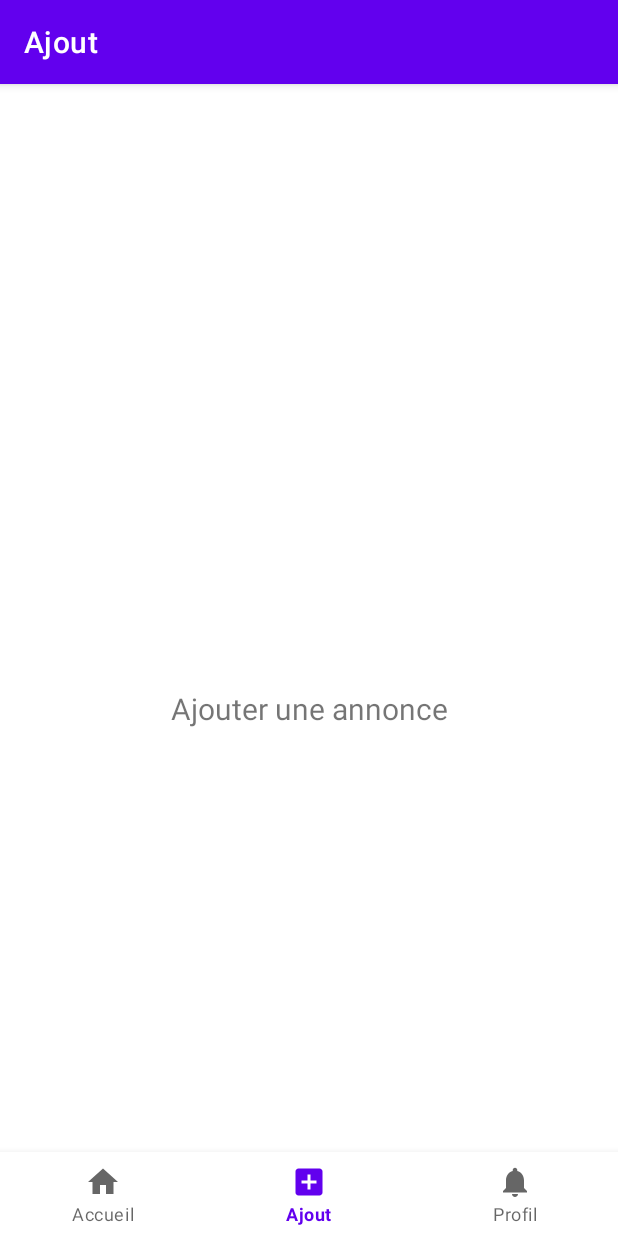
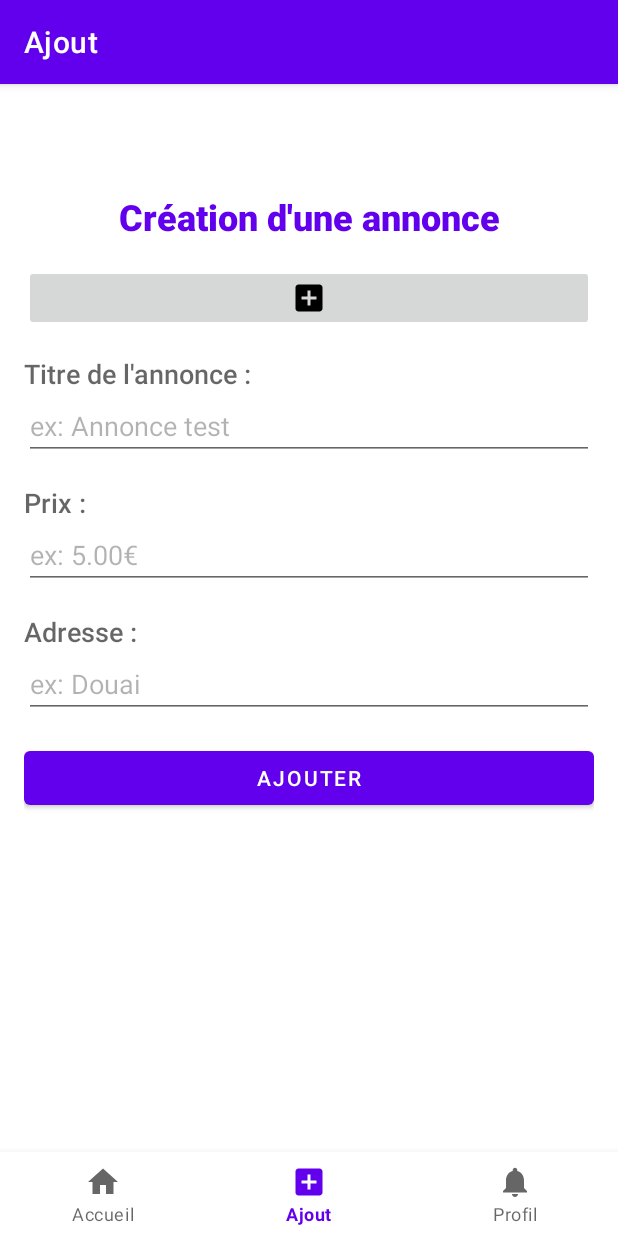
Before and after one commit to lucasnaury/uv-amse-android, an Android app: the AjoutAnnonceFragment screen opened through its navigation route, on a phone screen of 412 x 824 dp. Run offline under Robolectric (Android 15) with nearby library versions, the phone set to English and light mode, and no system bars; our stand-ins replace navigation-ui.

Commit message:
Visuel de la page de création d'annonce

```diff
--- a/app/src/main/java/com/example/tpleboncoin/ui/ajout_annonce/AjoutAnnonceFragment.java
+++ b/app/src/main/java/com/example/tpleboncoin/ui/ajout_annonce/AjoutAnnonceFragment.java
@@ -1,16 +1,23 @@
 package com.example.tpleboncoin.ui.ajout_annonce;
 
+import android.content.Intent;
 import android.os.Bundle;
 import android.view.LayoutInflater;
 import android.view.View;
 import android.view.ViewGroup;
+import android.widget.Button;
+import android.widget.EditText;
 import android.widget.TextView;
 
 import androidx.annotation.NonNull;
 import androidx.fragment.app.Fragment;
 import androidx.lifecycle.ViewModelProvider;
+import androidx.navigation.Navigation;
 
+import com.example.tpleboncoin.R;
 import com.example.tpleboncoin.databinding.FragmentAjoutAnnonceBinding;
+import com.example.tpleboncoin.ui.home.HomeFragment;
+import com.google.android.material.snackbar.Snackbar;
 
 public class AjoutAnnonceFragment extends Fragment {
 
@@ -24,8 +31,31 @@ public class AjoutAnnonceFragment extends Fragment {
         binding = FragmentAjoutAnnonceBinding.inflate(inflater, container, false);
         View root = binding.getRoot();
 
-        final TextView textView = binding.textAjoutAnnonce;
-        ajout_annonceViewModel.getText().observe(getViewLifecycleOwner(), textView::setText);
+
+        final EditText titreAnnonce = binding.titreAnnonce;
+        final EditText adresseAnnonce = binding.adresseAnnonce;
+        final EditText prixAnnonce = binding.prixAnnonce;
+        final Button boutonCreation = binding.boutonAjoutAnnonce;
+
+        boutonCreation.setOnClickListener(new View.OnClickListener() {
+            @Override
+            public void onClick(View view) {
+                // On vérifie si les informations sont correctement remplies
+                if(titreAnnonce.getText().toString().equals("") || adresseAnnonce.getText().toString().equals("") || prixAnnonce.getText().toString().equals("")){
+
+                    Snackbar.make(view, "Veuillez remplir les champs pour créer l'annonce", Snackbar.LENGTH_LONG).show();
+
+
+
+                    return;
+                }
+
+                Navigation.findNavController(view).navigate(R.id.navigation_home);
+                //Intent voirNouvelleListe = new Intent(HomeFragment.this, Accelerometre.class);
+                //startActivity(voirAccel);
+            }
+        });
+
         return root;
     }
 
--- a/app/src/main/java/com/example/tpleboncoin/ui/ajout_annonce/AjoutAnnonceViewModel.java
+++ b/app/src/main/java/com/example/tpleboncoin/ui/ajout_annonce/AjoutAnnonceViewModel.java
@@ -5,15 +5,4 @@ import androidx.lifecycle.MutableLiveData;
 import androidx.lifecycle.ViewModel;
 
 public class AjoutAnnonceViewModel extends ViewModel {
-
-    private final MutableLiveData<String> mText;
-
-    public AjoutAnnonceViewModel() {
-        mText = new MutableLiveData<>();
-        mText.setValue("Ajouter une annonce");
-    }
-
-    public LiveData<String> getText() {
-        return mText;
-    }
 }
--- a/app/src/main/res/layout/fragment_ajout_annonce.xml
+++ b/app/src/main/res/layout/fragment_ajout_annonce.xml
@@ -6,17 +6,111 @@
     android:layout_height="match_parent"
     tools:context=".ui.ajout_annonce.AjoutAnnonceFragment">
 
-    <TextView
-        android:id="@+id/text_ajout_annonce"
+    <LinearLayout
         android:layout_width="match_parent"
-        android:layout_height="wrap_content"
-        android:layout_marginStart="8dp"
-        android:layout_marginTop="8dp"
-        android:layout_marginEnd="8dp"
-        android:textAlignment="center"
-        android:textSize="20sp"
-        app:layout_constraintBottom_toBottomOf="parent"
-        app:layout_constraintEnd_toEndOf="parent"
-        app:layout_constraintStart_toStartOf="parent"
-        app:layout_constraintTop_toTopOf="parent" />
+        android:layout_height="match_parent"
+        android:orientation="vertical"
+        android:padding="@dimen/activity_horizontal_margin">
+
+        <TextView
+            android:id="@+id/titre"
+            android:layout_width="match_parent"
+            android:layout_height="wrap_content"
+            android:fontFamily="sans-serif-black"
+            android:text="Création d'une annonce"
+            android:textAlignment="center"
+            android:textAppearance="@style/TextAppearance.AppCompat.Large"
+            android:textColor="@color/purple_500"
+            android:textSize="24sp" />
+
+        <Space
+            android:layout_width="match_parent"
+            android:layout_height="wrap_content"
+            android:minHeight="@dimen/activity_vertical_margin" />
+
+        <ImageButton
+            android:id="@+id/imageButton"
+            android:layout_width="match_parent"
+            android:layout_height="wrap_content"
+            android:src="@drawable/ic_baseline_add_box_24" />
+
+        <Space
+            android:layout_width="match_parent"
+            android:layout_height="wrap_content"
+            android:minHeight="@dimen/activity_vertical_margin" />
+
+        <TextView
+            android:id="@+id/labelTitre"
+            android:layout_width="match_parent"
+            android:layout_height="wrap_content"
+            android:alpha="100"
+            android:fontFamily="sans-serif-medium"
+            android:text="Titre de l'annonce :"
+            android:textAppearance="@style/TextAppearance.AppCompat.Medium" />
+
+        <EditText
+            android:id="@+id/titreAnnonce"
+            android:layout_width="match_parent"
+            android:layout_height="wrap_content"
+            android:ems="10"
+            android:hint="ex: Annonce test"
+            android:inputType="text"
+            android:textColorHint="#4D000000" />
+
+        <Space
+            android:layout_width="match_parent"
+            android:layout_height="wrap_content"
+            android:minHeight="@dimen/activity_vertical_margin" />
+
+        <TextView
+            android:id="@+id/labelPrix"
+            android:layout_width="match_parent"
+            android:layout_height="wrap_content"
+            android:fontFamily="sans-serif-medium"
+            android:text="Prix :"
+            android:textAppearance="@style/TextAppearance.AppCompat.Medium" />
+
+        <EditText
+            android:id="@+id/prixAnnonce"
+            android:layout_width="match_parent"
+            android:layout_height="wrap_content"
+            android:ems="10"
+            android:hint="ex: 5.00€"
+            android:inputType="numberDecimal"
+            android:textColorHint="#4D000000" />
+
+        <Space
+            android:layout_width="match_parent"
+            android:layout_height="wrap_content"
+            android:minHeight="@dimen/activity_vertical_margin" />
+
+        <TextView
+            android:id="@+id/labelAdresse"
+            android:layout_width="match_parent"
+            android:layout_height="wrap_content"
+            android:fontFamily="sans-serif-medium"
+            android:text="Adresse : "
+            android:textAppearance="@style/TextAppearance.AppCompat.Medium" />
+
+        <EditText
+            android:id="@+id/adresseAnnonce"
+            android:layout_width="match_parent"
+            android:layout_height="wrap_content"
+            android:ems="10"
+            android:hint="ex: Douai"
+            android:inputType="text"
+            android:textColorHint="#4D000000" />
+
+        <Space
+            android:layout_width="match_parent"
+            android:layout_height="wrap_content"
+            android:minHeight="@dimen/activity_vertical_margin" />
+
+        <Button
+            android:id="@+id/boutonAjoutAnnonce"
+            android:layout_width="match_parent"
+            android:layout_height="wrap_content"
+            android:text="ajouter" />
+    </LinearLayout>
+
 </androidx.constraintlayout.widget.ConstraintLayout>
```
